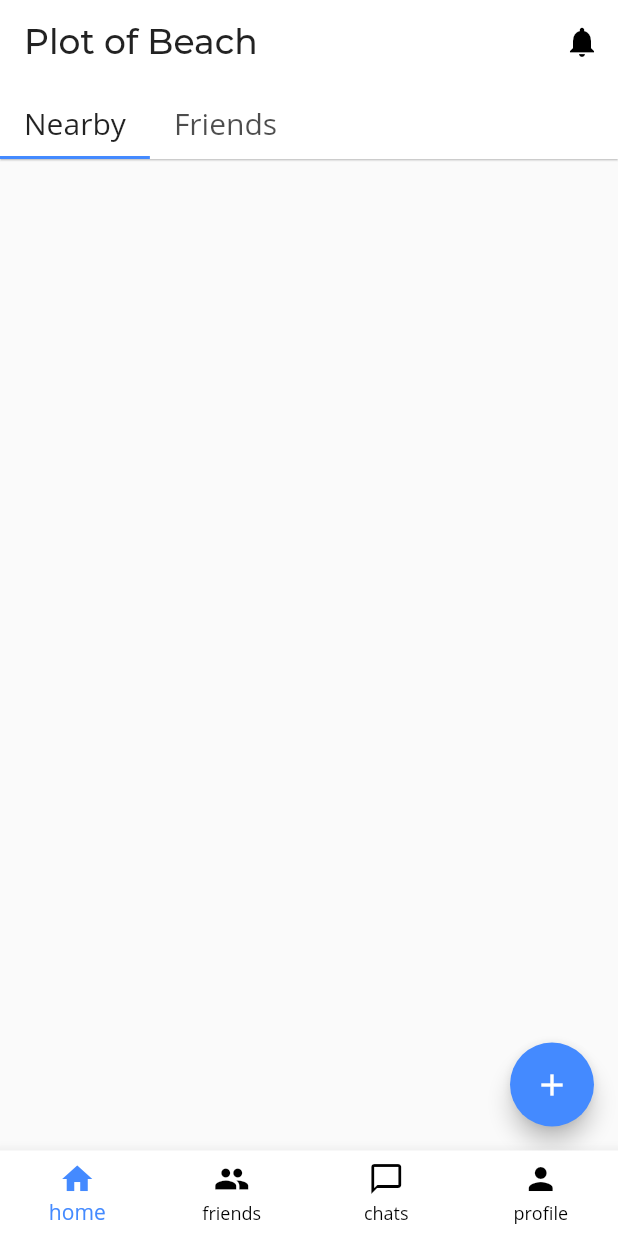
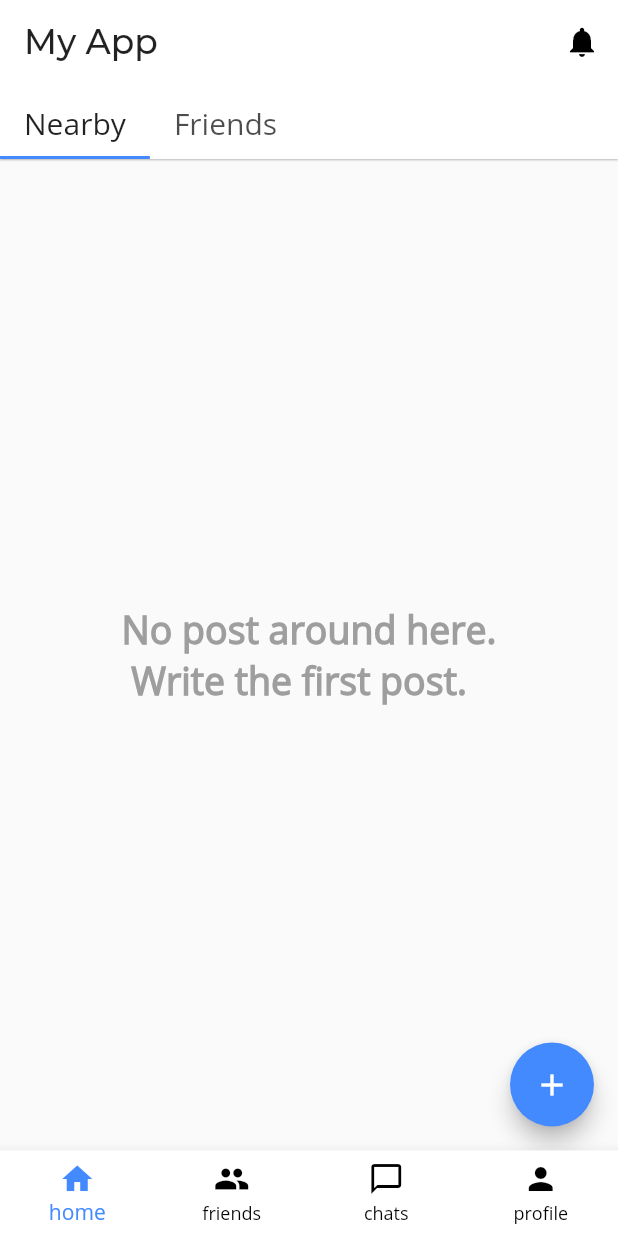
Before and after one commit to chinazhangyujia/location-based-social-app-flutter, a Flutter app: the TabScreen screen opened directly, on a phone screen of 412 x 824 dp. Run offline on Flutter 3.47's test engine with Material 2 defaults, Android fonts, the phone set to English and light mode, and no system bars; our stand-ins replace badges, datetime_picker_formfield, expandable, flutter_slidable, google_maps_flutter, image_cropper and 4 more; accounts and stored records are empty; network calls fail.

Commit message:
fix bug when no post

```diff
--- a/lib/screen/post_home_screen.dart
+++ b/lib/screen/post_home_screen.dart
@@ -42,14 +42,7 @@ class _PostHomeScreenState extends State<PostHomeScreen> {
     try {
       Provider.of<NotificationsProvider>(context, listen: false).getAllNotifications();
 
-      postsProvider
-          .fetchPosts(refresh: true)
-          .then((value) {
-        if (value.isEmpty) {
-          renderInfoDialog(
-              context, 'No post around here', 'Write the first post?');
-        }
-      });
+      postsProvider.fetchPosts(refresh: true);
     } catch (error) {
 
     }
@@ -81,7 +74,13 @@ class _PostHomeScreenState extends State<PostHomeScreen> {
         onRefresh: onRefresh,
         child: Padding(
           padding: const EdgeInsets.symmetric(horizontal: 10),
-          child: ListView.builder(
+          child: posts.length == 0 ?
+          Center(
+            child: Text('No post around here.\n Write the first post.',
+              style: TextStyle(fontSize: 25, color: Colors.grey, fontWeight: FontWeight.bold),
+            ),
+          ) :
+          ListView.builder(
             controller: _scrollController,
             itemCount: posts.length + 1,
             itemBuilder: (context, index) {
--- a/lib/screen/tab_screen.dart
+++ b/lib/screen/tab_screen.dart
@@ -25,7 +25,7 @@ class _TabScreenState extends State<TabScreen> {
   void initState() {
     pages = [
       {
-        'title' : 'Plot of Beach',
+        'title' : 'My App',
         'page' : PostHomeScreen(),
         'subpage': [
           {
@@ -94,7 +94,7 @@ class _TabScreenState extends State<TabScreen> {
           },
         )
       ];
-    } else if (pages[selectedPageIndex]['title'] == 'Plot of Beach') {
+    } else if (pages[selectedPageIndex]['title'] == 'My App') {
       appBarActions = [
         IconButton(
           icon: unnotifiedNotificationsCount > 0 ? Badge(
--- a/pubspec.yaml
+++ b/pubspec.yaml
@@ -54,7 +54,7 @@ flutter_icons:
   image_path: "assets/icon/icon.jpg"
 
 flutter_launcher_name:
-  name: "Plot of Beach"
+  name: "My App"
 
 # For information on the generic Dart part of this file, see the
 # following page: https://dart.dev/tools/pub/pubspec
```
Also changed, not shown: lib/util/dialog_util.dart (+0 -16 lines).
